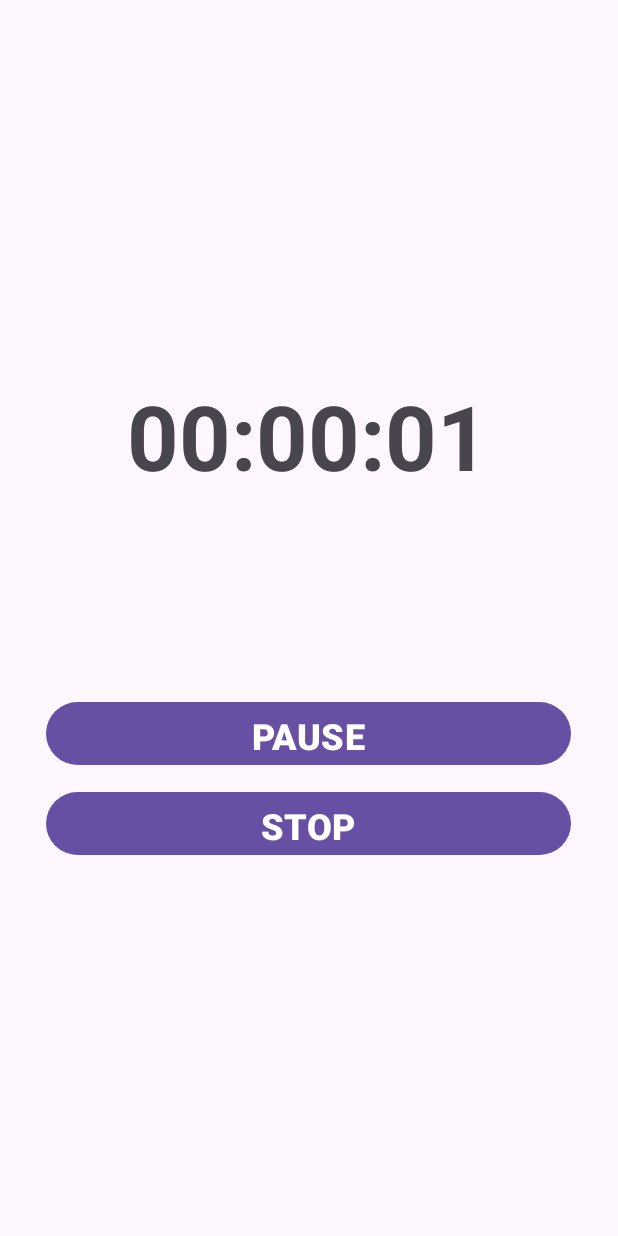
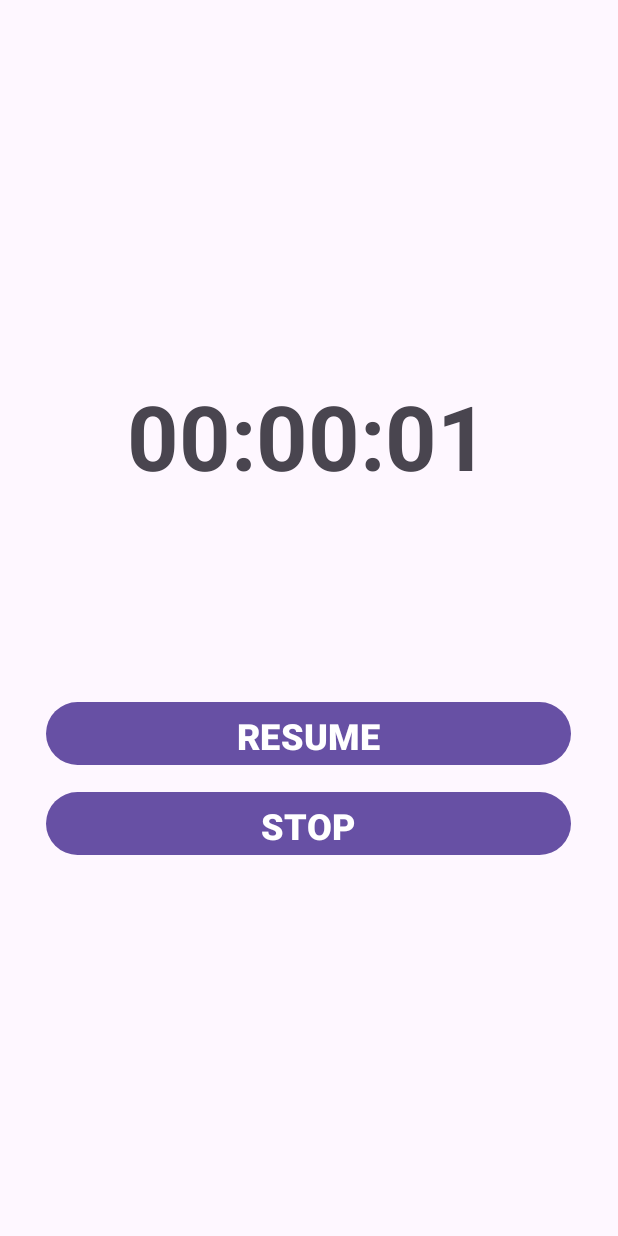
Before and after one commit to metolone-xyz/Group3Android-app, an Android app: the MeasurementActivity screen opened directly, with no data from a screen before it, after a tap on "PAUSE", on a phone screen of 412 x 824 dp. Run offline under Robolectric (Android 15) with nearby library versions, the phone set to English and light mode, and no system bars.

Commit message:
PAUSEが機能するようになりました．ホームに戻るボタンが正しく使えるようになりました．

```diff
--- a/app/src/main/java/com/group3/myandroid/MeasurementActivity.java
+++ b/app/src/main/java/com/group3/myandroid/MeasurementActivity.java
@@ -1,3 +1,4 @@
+
 package com.group3.myandroid;
 
 import android.content.Intent;
@@ -18,6 +19,9 @@ public class MeasurementActivity extends AppCompatActivity {
     private Handler handler = new Handler();
     private TextView timerTextView;
     private long elapsedTime = 0;
+
+    private long pausedTime = 0;  // 追加: 一時停止時の経過時間を保存する変数
+    private boolean isPaused = false;  // 追加: 一時停止の状態を追跡する変数
     private Runnable updateTimeRunnable = new Runnable() {
 
         @Override
@@ -27,6 +31,8 @@ public class MeasurementActivity extends AppCompatActivity {
             handler.postDelayed(this, 1000);
         }
     };
+
+    //private boolean isPaused = false;
 
 
     @Override
@@ -57,23 +63,26 @@ public class MeasurementActivity extends AppCompatActivity {
             }
         });
 
-        final boolean[] isPaused = {false}; // 一時停止状態を管理するフラグ
+        //final boolean[] isPaused = {false}; // 一時停止状態を管理するフラグ
 
 
         pauseButton.setOnClickListener(new View.OnClickListener() {
             @Override
             public void onClick(View view) {
                 //クリック時に一時停止する機構
-                if (isPaused[0]) {
-                    // 再開
+                if (isPaused) {
+                    // 再開のロジック
+                    startTime = System.currentTimeMillis() - pausedTime;
                     handler.postDelayed(updateTimeRunnable, 0);
-                    //pauseButton.setText("PAUSE"); // ボタンのテキストを"Pause"に戻す
+                    isPaused = false;
+                    pauseButton.setText("PAUSE"); // ボタンのテキストを"Pause"に戻す
                 } else {
-                    // 一時停止
+                    // 一時停止のロジック
                     handler.removeCallbacks(updateTimeRunnable);
-                    //pauseButton.setText("RESUME"); // ボタンのテキストを"Resume"に変更
+                    pausedTime = elapsedTime;
+                    isPaused = true;
+                    pauseButton.setText("RESUME"); // ボタンのテキストを"Resume"に変更
                 }
-                isPaused[0] =!isPaused[0]; // 一時停止状態を切り替える
             }
         });
 
--- /dev/null
+++ b/app/src/main/java/com/group3/myandroid/SQLiteActivity.java
@@ -0,0 +1,4 @@
+package com.group3.myandroid;
+
+public class SQLiteActivity {
+}
--- a/app/src/main/res/layout/activity_coupon_management.xml
+++ b/app/src/main/res/layout/activity_coupon_management.xml
@@ -11,7 +11,7 @@
             android:layout_width="194dp"
             android:layout_height="208dp" app:srcCompat="@drawable/genshin_paimon" android:id="@+id/imageView"
             app:layout_constraintTop_toTopOf="parent"
-            android:layout_marginTop="100dp" app:layout_constraintStart_toStartOf="parent"
+            android:layout_marginTop="200dp" app:layout_constraintStart_toStartOf="parent"
             app:layout_constraintEnd_toEndOf="parent" app:layout_constraintBottom_toBottomOf="parent"
             android:layout_marginBottom="414dp" app:layout_constraintHorizontal_bias="0.497"
             app:layout_constraintVertical_bias="0.0"/>
@@ -32,11 +32,11 @@
             android:textStyle="bold" android:textSize="48sp"
             android:textAlignment="center" app:layout_constraintTop_toTopOf="parent"
             app:layout_constraintStart_toStartOf="parent" app:layout_constraintEnd_toEndOf="parent"
-            app:layout_constraintBottom_toTopOf="@+id/imageView"/>
+            app:layout_constraintBottom_toTopOf="@+id/imageView" android:layout_marginTop="130dp"/>
     <Button
             android:text="Back to home"
             android:layout_width="350dp"
-            android:layout_height="50dp" android:id="@+id/button"
+            android:layout_height="50dp" android:id="@+id/Backbutton"
             app:layout_constraintBottom_toBottomOf="parent"
             app:layout_constraintStart_toStartOf="parent"
             app:layout_constraintEnd_toEndOf="parent"
```
Also changed, not shown: app/src/main/java/com/group3/myandroid/CouponManagementActivity.java (+16 -0 lines).
